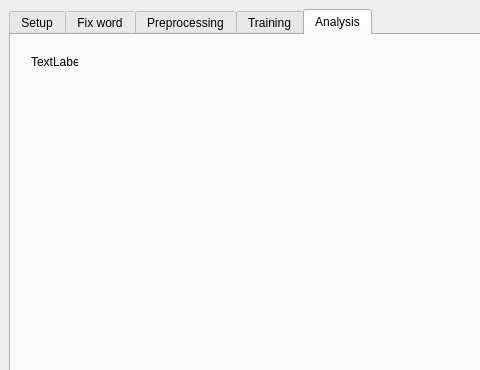
fahmiansori/sa, file ui.ui: the form before one commit; both pictures show x 0 to 480 and y 0 to 370 of the 800 by 600 pixel window.
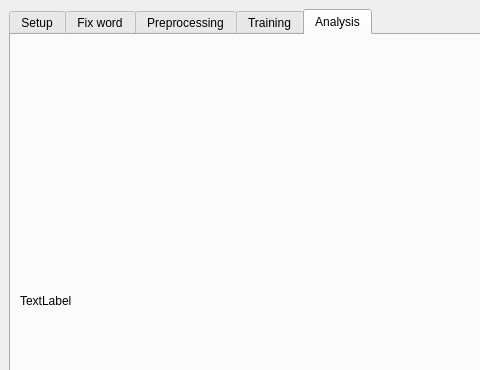
The form after the commit.

Commit message: tambah file baru dan edit file alam

Diff of the .ui file:
```diff
--- a/ui.ui
+++ b/ui.ui
@@ -44,19 +44,15 @@
        <attribute name="title">
         <string>Analysis</string>
        </attribute>
+       <layout class="QGridLayout" name="gridLayout_2">
+        <item row="0" column="0">
        <widget class="QLabel" name="label">
-        <property name="geometry">
-         <rect>
-          <x>20</x>
-          <y>20</y>
-          <width>47</width>
-          <height>13</height>
-         </rect>
-        </property>
         <property name="text">
          <string>TextLabel</string>
         </property>
        </widget>
+        </item>
+       </layout>
       </widget>
      </widget>
     </item>
```
Lines whose indentation alone changed are shown as unchanged. The commit also changes 1 other file.
